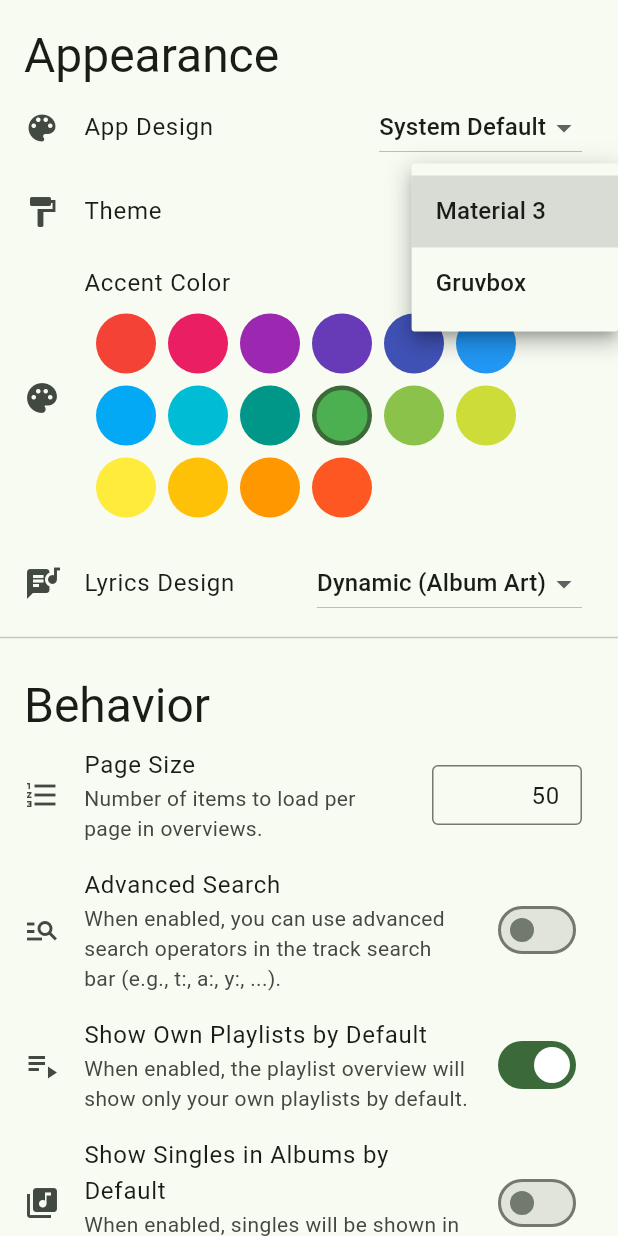
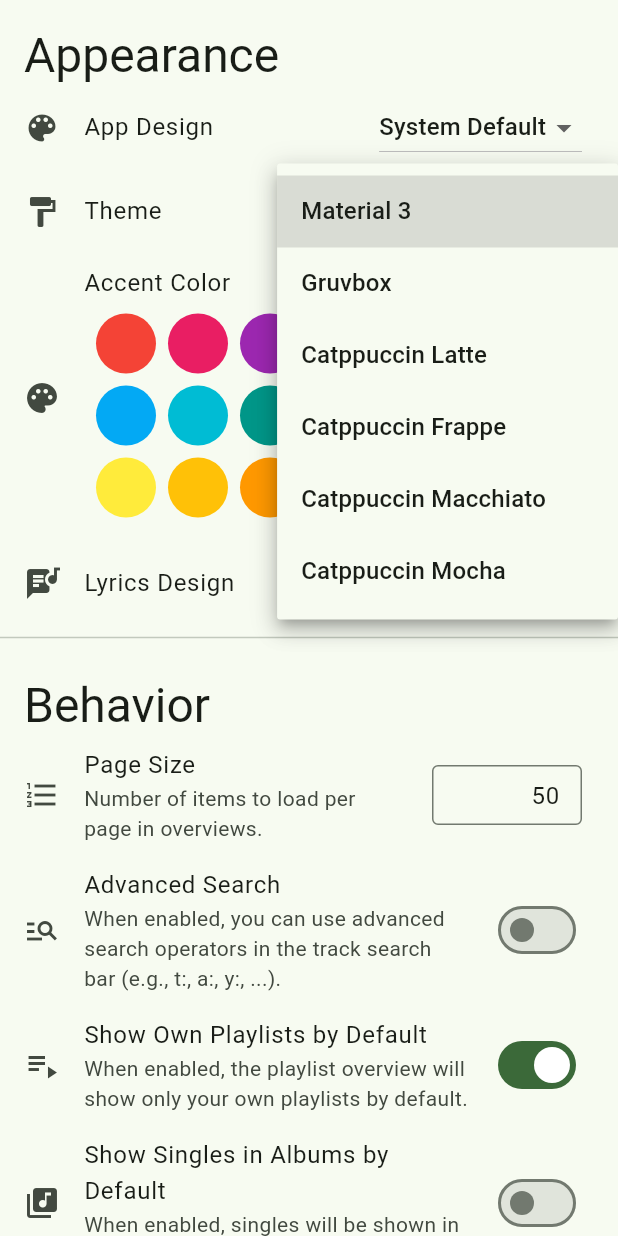
Before and after one commit to mickkc/vibin-app, a Flutter app: the AppSettingsPage screen opened by its route, after a tap on "Material 3", on a phone screen of 412 x 824 dp. Run offline on Flutter 3.47's test engine with Material 3 defaults, Android fonts, the phone set to English and light mode, and no system bars; our stand-ins replace audio_service, dio, file_picker, flutter_secure_storage, flutter_typeahead, get_it and 8 more; missing offline and left inert: dbus, just_audio_media_kit; accounts and stored records are empty; generated files the repository leaves out were written again; Roboto replaces fonts that are missing (Roboto Flex).

Commit message:
feat: add Catppuccin themes

```diff
--- a/lib/l10n/app_de.arb
+++ b/lib/l10n/app_de.arb
@@ -271,6 +271,10 @@
 
   "settings_app_theme_gruvbox_title": "Gruvbox",
   "settings_app_theme_material3_title": "Material 3",
+  "settings_app_theme_catppuccin_latte_title": "Catppuccin Latte",
+  "settings_app_theme_catppuccin_frappe_title": "Catppuccin Frappe",
+  "settings_app_theme_catppuccin_macchiato_title": "Catppuccin Macchiato",
+  "settings_app_theme_catppuccin_mocha_title": "Catppuccin Mocha",
 
   "settings_app_lyrics_design_title": "Liedtext-Design",
   "settings_app_lyrics_design_system": "System",
--- a/lib/l10n/app_en.arb
+++ b/lib/l10n/app_en.arb
@@ -271,6 +271,10 @@
 
   "settings_app_theme_gruvbox_title": "Gruvbox",
   "settings_app_theme_material3_title": "Material 3",
+  "settings_app_theme_catppuccin_latte_title": "Catppuccin Latte",
+  "settings_app_theme_catppuccin_frappe_title": "Catppuccin Frappe",
+  "settings_app_theme_catppuccin_macchiato_title": "Catppuccin Macchiato",
+  "settings_app_theme_catppuccin_mocha_title": "Catppuccin Mocha",
 
   "settings_app_lyrics_design_title": "Lyrics Design",
   "settings_app_lyrics_design_system": "System",
--- a/lib/pages/settings/app_settings_page.dart
+++ b/lib/pages/settings/app_settings_page.dart
@@ -60,6 +60,10 @@ class _AppSettingsPageState extends State<AppSettingsPage> {
               return switch(key) {
                 ColorSchemeKey.material3 => _lm.settings_app_theme_material3_title,
                 ColorSchemeKey.gruvbox => _lm.settings_app_theme_gruvbox_title,
+                ColorSchemeKey.catppuccinLatte => _lm.settings_app_theme_catppuccin_latte_title,
+                ColorSchemeKey.catppuccinFrappe => _lm.settings_app_theme_catppuccin_frappe_title,
+                ColorSchemeKey.catppuccinMacchiato => _lm.settings_app_theme_catppuccin_macchiato_title,
+                ColorSchemeKey.catppuccinMocha => _lm.settings_app_theme_catppuccin_mocha_title
               };
             },
             icon: Icons.format_paint,
--- a/lib/themes/color_scheme_list.dart
+++ b/lib/themes/color_scheme_list.dart
@@ -1,3 +1,5 @@
+import 'package:vibin_app/themes/impl/catppuccin_themes.dart';
+
 import 'base_color_scheme_provider.dart';
 import 'impl/gruvbox_theme.dart';
 import 'impl/material3_theme.dart';
@@ -5,11 +7,19 @@ import 'impl/material3_theme.dart';
 enum ColorSchemeKey {
   material3,
   gruvbox,
+  catppuccinLatte,
+  catppuccinFrappe,
+  catppuccinMacchiato,
+  catppuccinMocha,
 }
 
 class ColorSchemeList {
   static Map<ColorSchemeKey, BaseColorSchemeProvider> themes = {
     ColorSchemeKey.material3: Material3Theme(),
     ColorSchemeKey.gruvbox: GruvboxTheme(),
+    ColorSchemeKey.catppuccinLatte: CatppuccinLatteTheme(),
+    ColorSchemeKey.catppuccinFrappe: CatppuccinFrappeTheme(),
+    ColorSchemeKey.catppuccinMacchiato: CatppuccinMacchiatoTheme(),
+    ColorSchemeKey.catppuccinMocha: CatppuccinMochaTheme(),
   };
 }
--- /dev/null
+++ b/lib/themes/impl/catppuccin_themes.dart
@@ -0,0 +1,203 @@
+import 'package:flutter/material.dart';
+import 'package:vibin_app/themes/base_color_scheme_provider.dart';
+import 'package:vibin_app/utils/theme_generator.dart';
+
+import '../../l10n/app_localizations.dart';
+
+class CatppuccinLatteTheme extends BaseColorSchemeProvider {
+
+  @override
+  String get id => "catppuccin_latte";
+
+  @override
+  bool get supportsBrightness => false;
+
+  @override
+  String getName(AppLocalizations lm) {
+    return lm.settings_app_theme_catppuccin_latte_title;
+  }
+
+  final _spec = CustomThemeSpec(
+    backgroundColor: Color(0xffeff1f5),
+    foregroundColor: Color(0xff4c4f69),
+    highestSurfaceColor: Color(0xffccd0da),
+    lowestSurfaceColor: Color(0xffe6e9ef),
+    errorColor: Color(0xffd20f39),
+    secondaryColor: Color(0xff9ca0b0),
+    brightness: Brightness.light
+  );
+
+  @override
+  List<Color> getAccentColors(Brightness brightness) {
+    return [
+      Color(0xffdc8a78),
+      Color(0xffdd7878),
+      Color(0xffea76cb),
+      Color(0xff8839ef),
+      Color(0xffd20f39),
+      Color(0xffe64553),
+      Color(0xfffe640b),
+      Color(0xffdf8e1d),
+      Color(0xff40a02b),
+      Color(0xff179299),
+      Color(0xff04a5e5),
+      Color(0xff1e66f5),
+      Color(0xff7287fd)
+    ];
+  }
+
+  @override
+  ThemeData generateThemeData({required Color accentColor, required Brightness brightness}) {
+    return ThemeGenerator.generateTheme(accentColor, _spec);
+  }
+}
+
+class CatppuccinFrappeTheme extends BaseColorSchemeProvider {
+
+  @override
+  String get id => "catppuccin_frappe";
+
+  @override
+  bool get supportsBrightness => false;
+
+  @override
+  String getName(AppLocalizations lm) {
+    return lm.settings_app_theme_catppuccin_frappe_title;
+  }
+
+  final _spec = CustomThemeSpec(
+    backgroundColor: Color(0xff303446),
+    foregroundColor: Color(0xffc6d0f5),
+    highestSurfaceColor: Color(0xff51576d),
+    lowestSurfaceColor: Color(0xff414559),
+    errorColor: Color(0xffe78284),
+    secondaryColor: Color(0xff949cbb),
+    brightness: Brightness.dark,
+    backgroundOnPrimary: true,
+    backgroundOnSecondary: true,
+    backgroundOnError: true
+  );
+
+  @override
+  List<Color> getAccentColors(Brightness brightness) {
+    return [
+      Color(0xffeebebe),
+      Color(0xfff4b8e4),
+      Color(0xffca9ee6),
+      Color(0xffe78284),
+      Color(0xffea999c),
+      Color(0xffef9f76),
+      Color(0xffe5c890),
+      Color(0xffa6d189),
+      Color(0xff81c8be),
+      Color(0xff85c1dc),
+      Color(0xff8caaee),
+      Color(0xffbabbf1)
+    ];
+  }
+
+  @override
+  ThemeData generateThemeData({required Color accentColor, required Brightness brightness}) {
+    return ThemeGenerator.generateTheme(accentColor, _spec);
+  }
+}
+
+class CatppuccinMacchiatoTheme extends BaseColorSchemeProvider {
+
+  @override
+  String get id => "catppuccin_macchiato";
+
+  @override
+  bool get supportsBrightness => false;
+
+  @override
+  String getName(AppLocalizations lm) {
+    return lm.settings_app_theme_catppuccin_macchiato_title;
+  }
+
+  final _spec = CustomThemeSpec(
+      backgroundColor: Color(0xff24273a),
+      foregroundColor: Color(0xffcad3f5),
+      highestSurfaceColor: Color(0xff494d64),
+      lowestSurfaceColor: Color(0xff363a4f),
+      errorColor: Color(0xffed8796),
+      secondaryColor: Color(0xff939ab7),
+      brightness: Brightness.dark,
+      backgroundOnPrimary: true,
+      backgroundOnSecondary: true,
+      backgroundOnError: true
+  );
+
+  @override
+  List<Color> getAccentColors(Brightness brightness) {
+    return [
+      Color(0xfff0c6c6),
+      Color(0xfff5bde6),
+      Color(0xffc6a0f6),
+      Color(0xffed8796),
+      Color(0xffee99a0),
+      Color(0xfff5a97f),
+      Color(0xffeed49f),
+      Color(0xffa6da95),
+      Color(0xff8bd5ca),
+      Color(0xff7dc4e4),
+      Color(0xff8aadf4),
+      Color(0xffb7bdf8)
+    ];
+  }
+
+  @override
+  ThemeData generateThemeData({required Color accentColor, required Brightness brightness}) {
+    return ThemeGenerator.generateTheme(accentColor, _spec);
+  }
+}
+
+class CatppuccinMochaTheme extends BaseColorSchemeProvider {
+
+  @override
+  String get id => "catppuccin_mocha";
+
+  @override
+  bool get supportsBrightness => false;
+
+  @override
+  String getName(AppLocalizations lm) {
+    return lm.settings_app_theme_catppuccin_mocha_title;
+  }
+
+  final _spec = CustomThemeSpec(
+      backgroundColor: Color(0xff1e1e2e),
+      foregroundColor: Color(0xffcdd6f4),
+      highestSurfaceColor: Color(0xff45475a),
+      lowestSurfaceColor: Color(0xff313244),
+      errorColor: Color(0xfff38ba8),
+      secondaryColor: Color(0xff9399b2),
+      brightness: Brightness.dark,
+      backgroundOnPrimary: true,
+      backgroundOnSecondary: true,
+      backgroundOnError: true
+  );
+
+  @override
+  List<Color> getAccentColors(Brightness brightness) {
+    return [
+      Color(0xfff2cdcd),
+      Color(0xfff5c2e7),
+      Color(0xffcba6f7),
+      Color(0xfff38ba8),
+      Color(0xffeba0ac),
+      Color(0xfffab387),
+      Color(0xfff9e2af),
+      Color(0xffa6e3a1),
+      Color(0xff94e2d5),
+      Color(0xff74c7ec),
+      Color(0xff89b4fa),
+      Color(0xffb4befe)
+    ];
+  }
+
+  @override
+  ThemeData generateThemeData({required Color accentColor, required Brightness brightness}) {
+    return ThemeGenerator.generateTheme(accentColor, _spec);
+  }
+}
```
